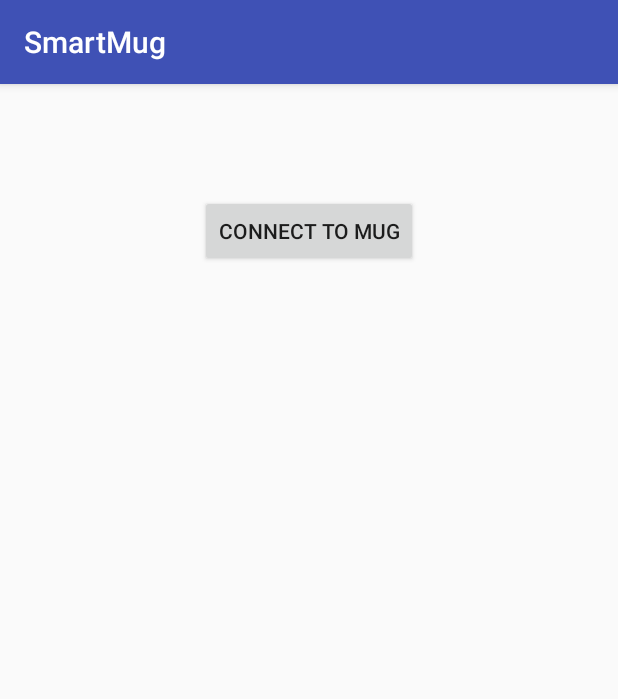
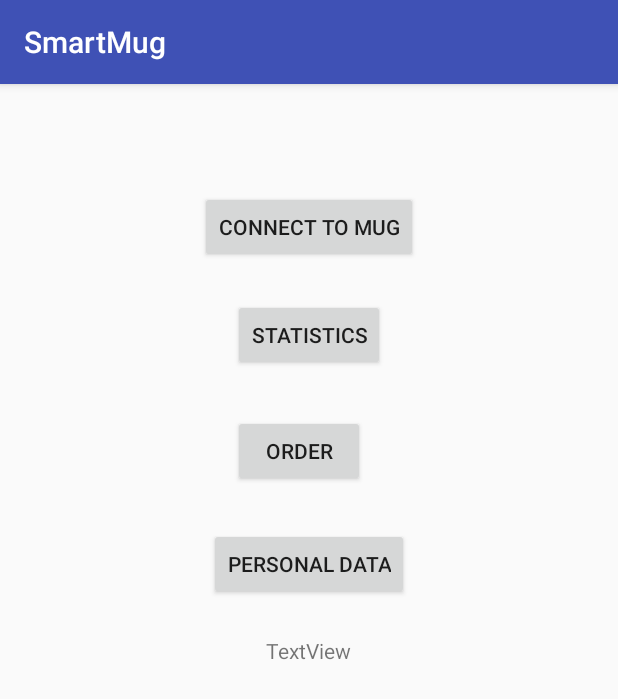
Before and after one commit to martin-dold/smartMug, an Android app: the screen it shows after launch (MainActivity), on a phone screen of 412 x 824 dp. Shown: the top 699 px of the screen. Run offline under Robolectric (Android 15) with nearby library versions, the phone set to English and light mode, and no system bars.

Commit message:
Statistics test

```diff
--- a/development/src/app/SmartMug/app/src/main/AndroidManifest.xml
+++ b/development/src/app/SmartMug/app/src/main/AndroidManifest.xml
@@ -16,7 +16,10 @@
             </intent-filter>
         </activity>
         <activity android:name=".ManuellInput" />
-        <activity android:name=".ConnectionActivity"></activity>
+        <activity android:name=".ConnectionActivity" />
+        <activity android:name=".Statistic" />
+        <activity android:name=".PersonalData" />
+        <activity android:name=".Order"></activity>
     </application>
 
 </manifest>
--- a/development/src/app/SmartMug/app/src/main/res/layout/activity_main.xml
+++ b/development/src/app/SmartMug/app/src/main/res/layout/activity_main.xml
@@ -14,9 +14,49 @@
         android:text="Connect to Mug"
         android:layout_width="wrap_content"
         android:layout_height="wrap_content"
+        android:layout_marginTop="55dp"
+        android:id="@+id/connectMugButton"
         android:layout_alignParentTop="true"
+        android:layout_centerHorizontal="true" />
+
+    <Button
+        android:text="Statistics"
+        android:layout_width="wrap_content"
+        android:layout_height="wrap_content"
+        android:layout_marginTop="24dp"
+        android:id="@+id/statisticButon"
+        android:layout_below="@+id/connectMugButton"
         android:layout_centerHorizontal="true"
-        android:layout_marginTop="58dp"
-        android:id="@+id/connectMugButton" />
+        android:onClick="onClick" />
+
+    <Button
+        android:text="Personal Data"
+        android:layout_width="wrap_content"
+        android:layout_height="wrap_content"
+        android:layout_marginTop="27dp"
+        android:id="@+id/personalDataButton"
+        android:onClick="onClick"
+        android:layout_below="@+id/orderButton"
+        android:layout_centerHorizontal="true" />
+
+    <Button
+        android:text="Order"
+        android:layout_width="wrap_content"
+        android:layout_height="wrap_content"
+        android:id="@+id/orderButton"
+        android:onClick="onClick"
+        android:layout_below="@+id/statisticButon"
+        android:layout_alignLeft="@+id/statisticButon"
+        android:layout_alignStart="@+id/statisticButon"
+        android:layout_marginTop="29dp" />
+
+    <TextView
+        android:text="TextView"
+        android:layout_width="wrap_content"
+        android:layout_height="wrap_content"
+        android:layout_below="@+id/personalDataButton"
+        android:layout_centerHorizontal="true"
+        android:layout_marginTop="24dp"
+        android:id="@+id/txtOrder" />
 
 </RelativeLayout>
```
Also changed, not shown: development/src/app/SmartMug/app/src/main/java/com/example/smartmug/MainActivity.java (+24 -10 lines), development/src/app/SmartMug/app/src/main/java/com/example/smartmug/Order.java (added, +32 -0 lines), development/src/app/SmartMug/app/src/main/java/com/example/smartmug/PersonalData.java (added, +64 -0 lines), development/src/app/SmartMug/app/src/main/java/com/example/smartmug/Statistic.java (added, +19 -0 lines), development/src/app/SmartMug/app/src/main/res/layout/activity_order.xml (added, +30 -0 lines), development/src/app/SmartMug/app/src/main/res/layout/activity_personal_data.xml (added, +74 -0 lines), development/src/app/SmartMug/app/src/main/res/layout/activity_statistic.xml (added, +34 -0 lines), 1 other file.
